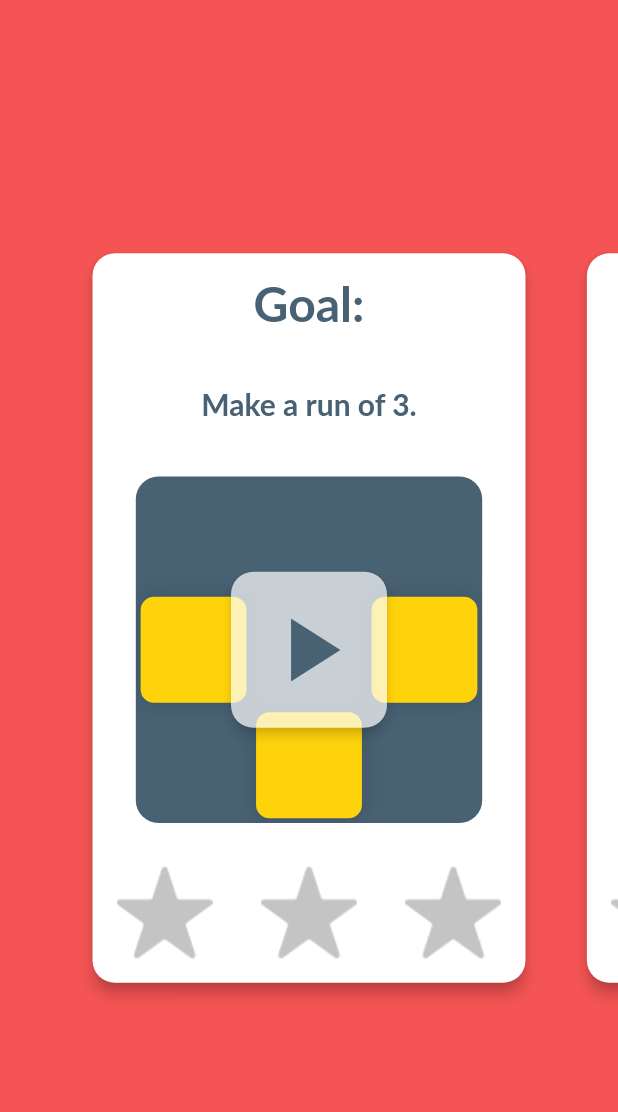
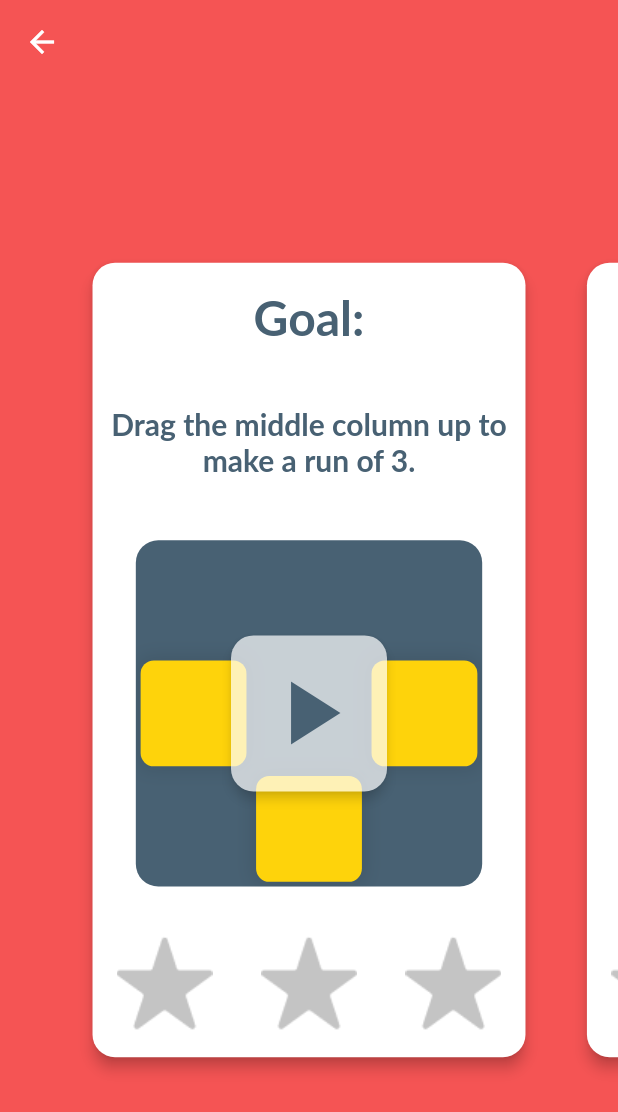
Before and after one commit to AlabasterAxe/color_game, a Flutter app: the WorldMapView screen opened directly, on a phone screen of 412 x 824 dp. Shown: the top 1112 px of the screen. Run offline on Flutter 3.47's test engine with Material 2 defaults, Android fonts, the phone set to English and light mode, and no system bars; our stand-ins replace audioplayers, firebase_analytics, firebase_core, google_mobile_ads, package_info, settings_ui and 2 more; accounts and stored records are empty; Roboto replaces fonts that are missing (Lato).

Commit message:
make certain boxes 'unrunnable' to force users to make quads

```diff
--- a/lib/constants.dart
+++ b/lib/constants.dart
@@ -165,7 +165,7 @@ ColorGameConfig generateCrossLevel() {
 List<ColorGameConfig> levels = [
   ColorGameConfig(
     "tut_1",
-    goalString: "Make a run of 3.",
+    goalString: "Drag the middle column up to make a run of 3.",
     gridSize: Size(3, 3),
     predefinedGrid: [
       GameBox(Offset(-1, 0), YELLOW_COLOR),
@@ -177,14 +177,14 @@ List<ColorGameConfig> levels = [
   ),
   ColorGameConfig(
     "tut_2",
-    goalString: "Make a run of 5.",
+    goalString: "Drag the middle row to the right to make a run of 5.",
     gridSize: Size(5, 5),
     predefinedGrid: [
-      GameBox(Offset(-2, 0), YELLOW_COLOR),
-      GameBox(Offset(-1, 0), YELLOW_COLOR),
+      GameBox(Offset(0, -2), YELLOW_COLOR),
+      GameBox(Offset(0, -1), YELLOW_COLOR),
+      GameBox(Offset(1, 0), YELLOW_COLOR),
       GameBox(Offset(0, 1), YELLOW_COLOR),
-      GameBox(Offset(1, 0), YELLOW_COLOR),
-      GameBox(Offset(2, 0), YELLOW_COLOR),
+      GameBox(Offset(0, 2), YELLOW_COLOR),
     ],
     completionEvaluator: noopCompletionEvaluator,
     starEvaluator: pointStarEvaluator(threeStar: 35),
@@ -270,16 +270,20 @@ List<ColorGameConfig> levels = [
   ),
   ColorGameConfig(
     "level_7",
-    goalString: "Sometimes, you only have a few moves.",
+    goalString: "Make a green quad in 15 moves or less.",
     gridSize: Size(6, 6),
     predefinedGrid: [
-      GameBox(Offset(-1.5, -1.5), GREEN_COLOR),
-      GameBox(Offset(1.5, 1.5), GREEN_COLOR),
-      GameBox(Offset(-1.5, 1.5), GREEN_COLOR),
-      GameBox(Offset(1.5, -1.5), GREEN_COLOR),
+      GameBox(Offset(-1.5, -1.5), GREEN_COLOR,
+          attributes: [GameBoxAttribute.UNRUNNABLE]),
+      GameBox(Offset(1.5, 1.5), GREEN_COLOR,
+          attributes: [GameBoxAttribute.UNRUNNABLE]),
+      GameBox(Offset(-1.5, 1.5), GREEN_COLOR,
+          attributes: [GameBoxAttribute.UNRUNNABLE]),
+      GameBox(Offset(1.5, -1.5), GREEN_COLOR,
+          attributes: [GameBoxAttribute.UNRUNNABLE]),
     ],
-    completionEvaluator: moveCompletionEvaluator(30),
-    moveLimit: 30,
+    completionEvaluator: moveCompletionEvaluator(15),
+    moveLimit: 15,
     starEvaluator: moveStarEvaluator(threeStar: 5, twoStar: 15, oneStar: 30),
   ),
   ColorGameConfig(
@@ -303,10 +307,14 @@ List<ColorGameConfig> levels = [
     goalString: "Have I been here before?",
     gridSize: Size(6, 6),
     predefinedGrid: [
-      GameBox(Offset(-2.5, -2.5), RED_COLOR),
-      GameBox(Offset(2.5, 2.5), RED_COLOR),
-      GameBox(Offset(-2.5, 2.5), RED_COLOR),
-      GameBox(Offset(2.5, -2.5), RED_COLOR),
+      GameBox(Offset(-2.5, -2.5), RED_COLOR,
+          attributes: [GameBoxAttribute.UNRUNNABLE]),
+      GameBox(Offset(2.5, 2.5), RED_COLOR,
+          attributes: [GameBoxAttribute.UNRUNNABLE]),
+      GameBox(Offset(-2.5, 2.5), RED_COLOR,
+          attributes: [GameBoxAttribute.UNRUNNABLE]),
+      GameBox(Offset(2.5, -2.5), RED_COLOR,
+          attributes: [GameBoxAttribute.UNRUNNABLE]),
     ],
     completionEvaluator: moveCompletionEvaluator(30),
     moveLimit: 30,
--- a/lib/game/game-board.dart
+++ b/lib/game/game-board.dart
@@ -7,6 +7,7 @@ import 'package:flutter/widgets.dart';
 
 import '../constants.dart';
 import '../model.dart';
+import '../shared-pref-helper.dart';
 import '../view-transform.dart';
 import 'game-box-widget.dart';
 import 'generate-game-boxes.dart';
@@ -121,6 +122,12 @@ class _GameBoardWidgetState extends State<GameBoardWidget> {
           Duration(milliseconds: (1 / boxAddingRate).round()),
           _doPeriodicBoxAdd);
     }
+
+    getUser().then((user) {
+      setState(() {
+        developerMode = user.settings.developerMode;
+      });
+    });
   }
 
   @override
@@ -476,7 +483,8 @@ class _GameBoardWidgetState extends State<GameBoardWidget> {
     List<RunEventMetadata> runs = [];
     for (List<GameBox> boxes in allBoxes) {
       for (int i = 0; i < boxes.length; i++) {
-        if (boxes[i].attributes.contains(GameBoxAttribute.UNFEATURED)) {
+        if (boxes[i].attributes.contains(GameBoxAttribute.UNFEATURED) ||
+            boxes[i].attributes.contains(GameBoxAttribute.UNRUNNABLE)) {
           continue;
         }
         List<GameBox> run = [boxes[i]];
@@ -504,8 +512,9 @@ class _GameBoardWidgetState extends State<GameBoardWidget> {
 
   List<SquareEventMetadata> _getSquares() {
     List<SquareEventMetadata> squares = [];
-    for (GameBox box in boxes
-        .where((b) => !b.attributes.contains(GameBoxAttribute.UNFEATURED))) {
+    for (GameBox box in boxes.where((b) =>
+        !b.attributes.contains(GameBoxAttribute.UNFEATURED) &&
+        !b.attributes.contains(GameBoxAttribute.UNQUADDABLE))) {
       if (box.eligibleForInclusionInSquare) {
         // only eligible if not part of run
         GameBox? r = getBoxAtPosition(box.loc + Offset(1.0, 0));
--- a/lib/game/game-view.dart
+++ b/lib/game/game-view.dart
@@ -53,7 +53,9 @@ class _GameViewState extends State<GameView> {
   @override
   void initState() {
     super.initState();
-    movesLeft = widget.config.moveLimit;
+    setState(() {
+      movesLeft = widget.config.moveLimit;
+    });
   }
 
   void _handleNewRun(RunEventMetadata metadata) {
--- a/lib/model.dart
+++ b/lib/model.dart
@@ -149,6 +149,8 @@ enum GameBoxAttribute {
   IMMOVABLE,
   UNFEATURED,
   UNGRAVITIZABLE,
+  UNRUNNABLE,
+  UNQUADDABLE,
 }
 
 const List<GameBoxAttribute> IMMOVABLE_BOX_ATTRIBUTES = [
--- a/lib/views/world-map-view.dart
+++ b/lib/views/world-map-view.dart
@@ -100,6 +100,7 @@ class _WorldMapViewState extends State<WorldMapView>
           double pageLerp = pageValue - prevPage;
 
           return Scaffold(
+              appBar: AppBar(backgroundColor: Colors.transparent, elevation: 0),
               backgroundColor: Color.lerp(_items[prevPage].backgroundColor,
                   _items[nextPage].backgroundColor, pageLerp),
               body: PageView.builder(
@@ -107,7 +108,7 @@ class _WorldMapViewState extends State<WorldMapView>
                   itemBuilder: (context, page) {
                     return FractionallySizedBox(
                         widthFactor: .9,
-                        heightFactor: .6,
+                        heightFactor: .7,
                         child: Card(
                             shape: CARD_SHAPE,
                             elevation: 4,
```
